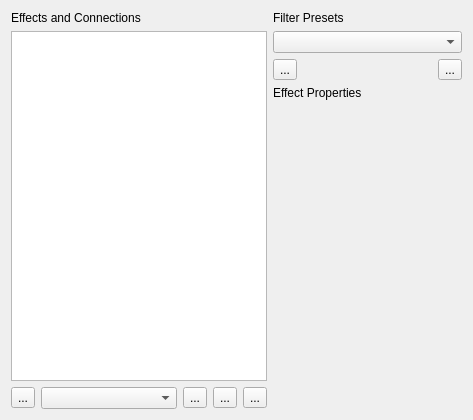
First picture: the form in karbon/plugins/tools/filterEffectTool/FilterEffectEditWidget.ui, repository KDE/calligra, before the edit.
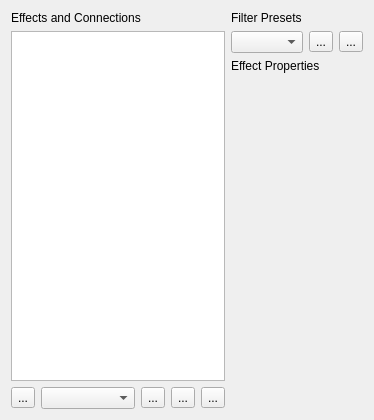
Second picture: the form after the edit. Custom widgets are drawn as their Qt base class.

Commit message: move preset buttons to the right of the preset selector

```diff
--- a/karbon/plugins/tools/filterEffectTool/FilterEffectEditWidget.ui
+++ b/karbon/plugins/tools/filterEffectTool/FilterEffectEditWidget.ui
@@ -6,8 +6,8 @@
    <rect>
     <x>0</x>
     <y>0</y>
-    <width>473</width>
-    <height>415</height>
+    <width>374</width>
+    <height>413</height>
    </rect>
   </property>
   <property name="sizePolicy">
@@ -31,17 +31,17 @@
   <property name="windowTitle">
    <string>Filter Effect Editor</string>
   </property>
-  <layout class="QGridLayout" name="gridLayout_4">
-   <item row="0" column="0" rowspan="3">
+  <layout class="QGridLayout" name="gridLayout_3">
+   <item row="0" column="0">
     <layout class="QGridLayout" name="gridLayout">
-     <item row="0" column="0">
+     <item row="0" column="0" colspan="5">
       <widget class="QLabel" name="label_2">
        <property name="text">
         <string>Effects and Connections</string>
        </property>
       </widget>
      </item>
-     <item row="1" column="0">
+     <item row="1" column="0" colspan="5">
       <widget class="QGraphicsView" name="view">
        <property name="minimumSize">
         <size>
@@ -52,32 +52,30 @@
       </widget>
      </item>
      <item row="2" column="0">
-      <layout class="QHBoxLayout" name="horizontalLayout">
-       <item>
         <widget class="QToolButton" name="removeEffect">
          <property name="text">
           <string>...</string>
          </property>
         </widget>
        </item>
-       <item>
+     <item row="2" column="1">
         <widget class="KComboBox" name="effectSelector"/>
        </item>
-       <item>
+     <item row="2" column="2">
         <widget class="QToolButton" name="addEffect">
          <property name="text">
           <string>...</string>
          </property>
         </widget>
        </item>
-       <item>
+     <item row="2" column="3">
         <widget class="QToolButton" name="raiseEffect">
          <property name="text">
           <string>...</string>
          </property>
         </widget>
        </item>
-       <item>
+     <item row="2" column="4">
         <widget class="QToolButton" name="lowerEffect">
          <property name="text">
           <string>...</string>
@@ -86,46 +84,40 @@
        </item>
       </layout>
      </item>
-    </layout>
-   </item>
    <item row="0" column="1">
     <layout class="QGridLayout" name="gridLayout_2">
-     <item row="1" column="0" colspan="4">
-      <widget class="KoResourceSelector" name="presets"/>
-     </item>
-     <item row="2" column="0" colspan="2">
-      <widget class="QToolButton" name="addPreset">
-       <property name="text">
-        <string>...</string>
-       </property>
-      </widget>
-     </item>
-     <item row="0" column="0">
+     <item row="0" column="0" colspan="3">
       <widget class="QLabel" name="label">
        <property name="text">
         <string>Filter Presets</string>
        </property>
       </widget>
      </item>
-     <item row="2" column="3">
-      <widget class="QToolButton" name="removePreset">
-       <property name="text">
-        <string>...</string>
-       </property>
-      </widget>
-     </item>
-    </layout>
+     <item row="1" column="0">
+      <widget class="KoResourceSelector" name="presets"/>
    </item>
    <item row="1" column="1">
-    <layout class="QGridLayout" name="gridLayout_3">
-     <item row="0" column="0">
+      <widget class="QToolButton" name="addPreset">
+       <property name="text">
+        <string>...</string>
+       </property>
+      </widget>
+     </item>
+     <item row="1" column="2">
+      <widget class="QToolButton" name="removePreset">
+       <property name="text">
+        <string>...</string>
+       </property>
+      </widget>
+     </item>
+     <item row="2" column="0" colspan="3">
       <widget class="QLabel" name="label_3">
        <property name="text">
         <string>Effect Properties</string>
        </property>
       </widget>
      </item>
-     <item row="1" column="0">
+     <item row="3" column="0" colspan="3">
       <widget class="QStackedWidget" name="configStack">
        <property name="sizePolicy">
         <sizepolicy hsizetype="Preferred" vsizetype="MinimumExpanding">
@@ -136,7 +128,7 @@
        <property name="minimumSize">
         <size>
          <width>0</width>
-         <height>20</height>
+         <height>35</height>
         </size>
        </property>
        <property name="currentIndex">
@@ -146,20 +138,23 @@
        <widget class="QWidget" name="page_2"/>
       </widget>
      </item>
-    </layout>
-   </item>
-   <item row="2" column="1">
+     <item row="4" column="0">
     <spacer name="verticalSpacer">
      <property name="orientation">
       <enum>Qt::Vertical</enum>
      </property>
+       <property name="sizeType">
+        <enum>QSizePolicy::Expanding</enum>
+       </property>
      <property name="sizeHint" stdset="0">
       <size>
-       <width>17</width>
-       <height>258</height>
+         <width>20</width>
+         <height>295</height>
       </size>
      </property>
     </spacer>
+     </item>
+    </layout>
    </item>
   </layout>
  </widget>
```
Lines whose indentation alone changed are shown as unchanged. The commit also changes 1 other file.
